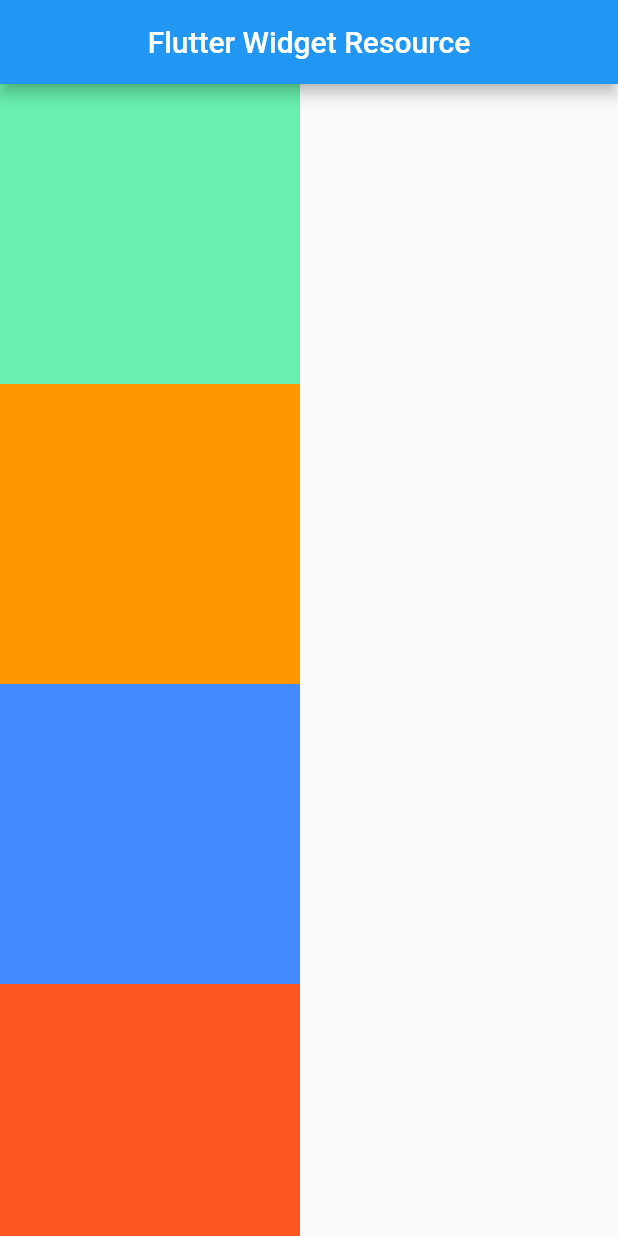
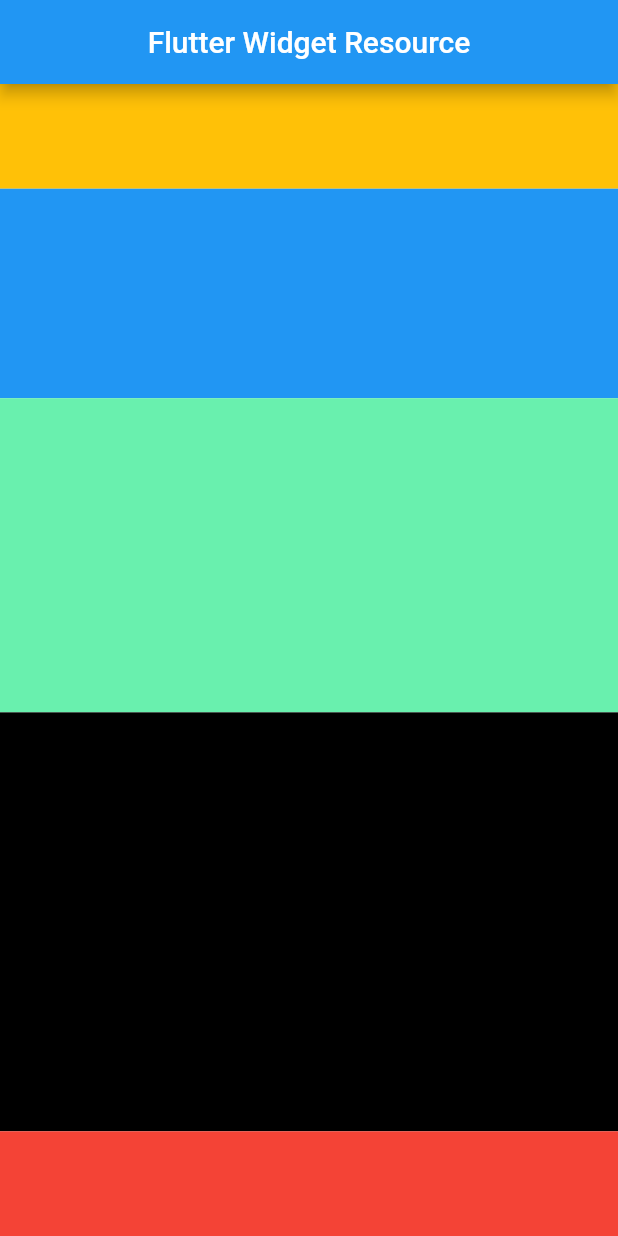
Before and after one commit to khalid063/Flutter-Widget-Resource, a Flutter app: the screen it shows after launch, on a phone screen of 412 x 824 dp. Run offline on Flutter 3.47's test engine with Material 2 defaults, Android fonts, the phone set to English and light mode, and no system bars.

Commit message:
Expanded with flex property

```diff
--- a/lib/main.dart
+++ b/lib/main.dart
@@ -32,23 +32,31 @@ class _HomeScreenState extends State<HomeScreen> {
         title: Text('Flutter Widget Resource'),
         centerTitle: true,
       ),
-      body:  SingleChildScrollView(
-        scrollDirection: Axis.vertical,
-        //scrollDirection: Axis.horizontal,
-        child: Column(
-          mainAxisAlignment: MainAxisAlignment.center,
-          children: [
-            Container(height: 200, width: 200, color: Colors.greenAccent,),
-            Container(height: 200, width: 200, color: Colors.orange,),
-            Container(height: 200, width: 200, color: Colors.blueAccent,),
-            Container(height: 200, width: 200, color: Colors.deepOrange,),
-            Container(height: 200, width: 200, color: Colors.brown,),
-            Container(height: 200, width: 200, color: Colors.black,),
-            Container(height: 200, width: 200, color: Colors.amber,),
-            Container(height: 200, width: 200, color: Colors.deepPurple,),
-          ],
-        ),
-      )
+      body: Column(
+        mainAxisAlignment: MainAxisAlignment.start,
+        children: [
+          Expanded(
+            flex: 1,
+              child: Container(color: Colors.amber,)
+          ),
+          Expanded(
+            flex: 2,
+              child: Container(color: Colors.blue,)
+          ),
+          Expanded(
+            flex: 3,
+              child: Container(color: Colors.greenAccent,)
+          ),
+          Expanded(
+            flex: 4,
+              child: Container(color: Colors.black,)
+          ),
+          Expanded(
+            flex: 1,
+              child: Container(color: Colors.red,)
+          ),
+        ],
+      ),
     );
   }
 }
```
